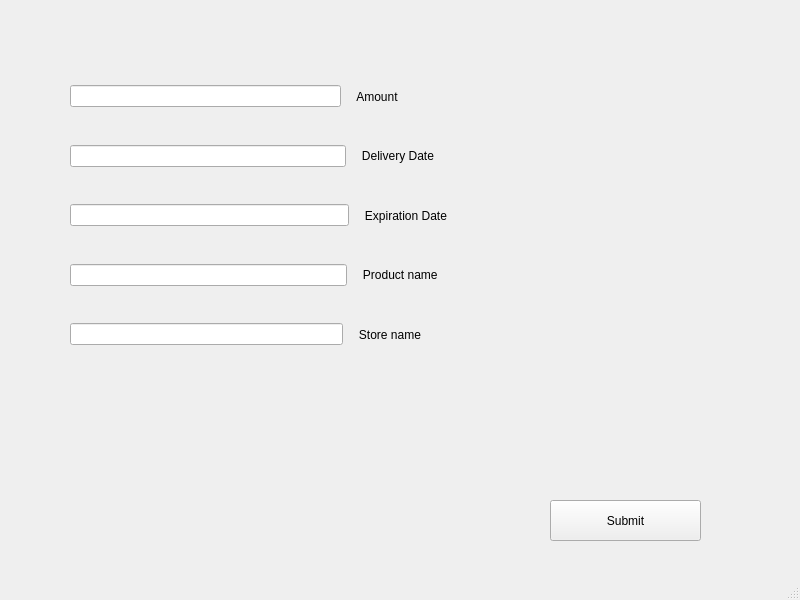
MariuszPaluch2001/store-chain-management, file src/gui/ui_source/add_delivery.ui: the form before one commit.
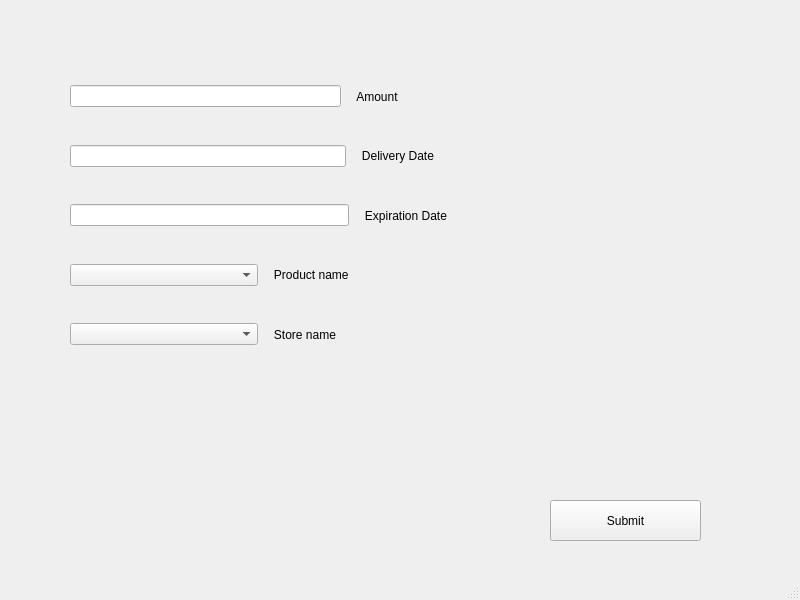
The form after the commit.

Commit message: Cleaning input after clicked button

What changed in the file:
```diff
--- a/src/gui/ui_source/add_delivery.ui
+++ b/src/gui/ui_source/add_delivery.ui
@@ -69,12 +69,12 @@
      <item>
       <layout class="QHBoxLayout" name="horizontalLayout_4">
        <item>
-        <widget class="QLineEdit" name="lineEdit_4"/>
+        <widget class="QComboBox" name="Product_Name_Combo"/>
        </item>
        <item>
         <widget class="QLabel" name="label_4">
          <property name="text">
-          <string>   Product name    </string>
+          <string>   Product name</string>
          </property>
         </widget>
        </item>
@@ -83,7 +83,7 @@
      <item>
       <layout class="QHBoxLayout" name="horizontalLayout_5">
        <item>
-        <widget class="QLineEdit" name="lineEdit_5"/>
+        <widget class="QComboBox" name="Store_Name_Combo"/>
        </item>
        <item>
         <widget class="QLabel" name="label_5">
```
Left out of the diff: 8 changed lines with no effect on the pictures. The commit also changes 2 other files.
